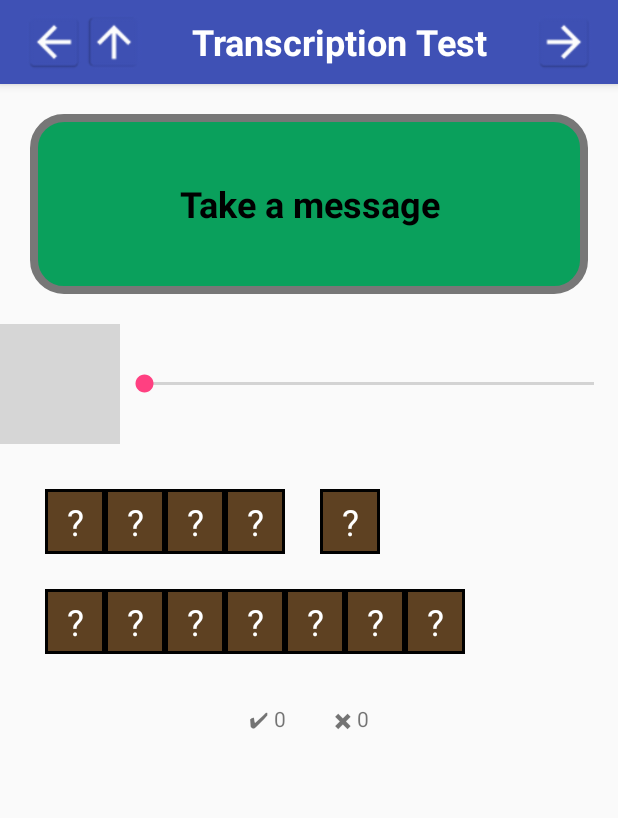
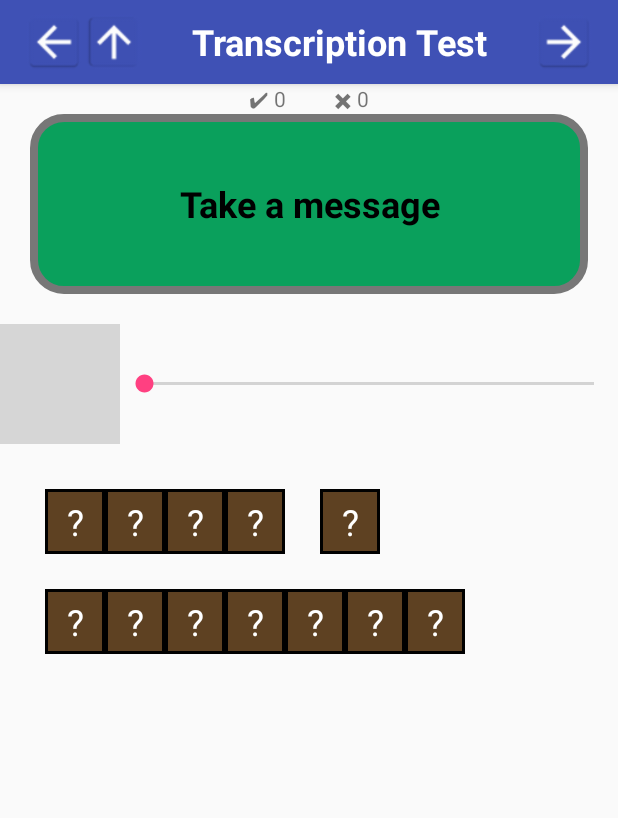
Before and after one commit to npaliwal/BeCare, an Android app: the TranscriptionTestActivity screen opened directly, with no data from a screen before it, after a tap on "START", on a phone screen of 412 x 824 dp. Shown: the top 818 px of the screen. Run offline under Robolectric (Android 15) with nearby library versions, the phone set to English and light mode, and no system bars; grey boxes are pictures that could not be loaded.

Commit message:
key store related changes, fb login button cleanup

```diff
--- a/becare/build.gradle
+++ b/becare/build.gradle
@@ -28,7 +28,7 @@ android {
         release {
             storeFile file("becare.keystore")
             storePassword 'keystorebecare'
-            keyAlias "BeCare"
+            keyAlias "BeCareNew"
             keyPassword 'keystorebecare'
         }
     }
--- a/becare/src/main/res/layout/activity_transcription_test.xml
+++ b/becare/src/main/res/layout/activity_transcription_test.xml
@@ -9,6 +9,15 @@
     tools:context="com.github.pocmo.sensordashboard.activities.SnookerActivity"
     >
 
+    <TextView
+        android:id="@+id/tv_performance"
+        android:layout_width="match_parent"
+        android:layout_height="wrap_content"
+        android:gravity="center"
+        android:text="@string/transcript_performance"
+        android:visibility="invisible"
+        android:layout_alignParentTop="true"
+        />
 
     <LinearLayout
         android:id="@+id/msg_container"
@@ -126,15 +135,7 @@
                 />
         </LinearLayout>
     </ScrollView>
-    <TextView
-        android:id="@+id/tv_performance"
-        android:layout_width="match_parent"
-        android:layout_height="wrap_content"
-        android:gravity="center"
-        android:text="@string/transcript_performance"
-        android:visibility="invisible"
-        android:layout_below="@+id/scroll_container"
-        />
+
     <include
         android:layout_alignParentBottom="true"
         android:layout_width="match_parent"
--- a/becare/src/main/res/layout/fragment_transcript_keyboard.xml
+++ b/becare/src/main/res/layout/fragment_transcript_keyboard.xml
@@ -376,7 +376,7 @@
                     android:textColor="@color/black"
                     android:onClick="addToInput"/>
                 <TextView
-                    android:id="@+id/q4_r2_l1"
+                    android:id="@+id/q4_r1_l4"
                     android:layout_width="0px"
                     android:layout_height="wrap_content"
                     android:layout_weight="1"
--- a/becare/src/main/res/values/strings.xml
+++ b/becare/src/main/res/values/strings.xml
@@ -89,4 +89,6 @@
 
     <string name="facebook_app_id">333233053683173</string>
 
+    <string name="com_facebook_loginview_log_in_button">LOGIN</string>
+    <string name="com_facebook_loginview_log_out_button">LOGOUT</string>
 </resources>
--- a/becare/src/main/res/values/styles.xml
+++ b/becare/src/main/res/values/styles.xml
@@ -21,4 +21,8 @@
         <item name="android:padding">0sp</item>
         <item name="android:layout_margin">0sp</item>
     </style>
+
+    <style name="FacebookLoginButton">
+        <item name="android:background">@drawable/com_facebook_button_background</item>
+    </style>
 </resources>
```
Also changed, not shown: becare/src/main/java/com/becare/users/activities/LoginActivity.java (+14 -5 lines), becare/src/main/java/com/becare/users/activities/StartingActivity.java (+7 -1 lines), becare/src/main/res/drawable/facebook_icon.xml (added, +10 -0 lines), becare/src/main/res/layout/activity_login.xml (+37 -4 lines), 3 other files.
